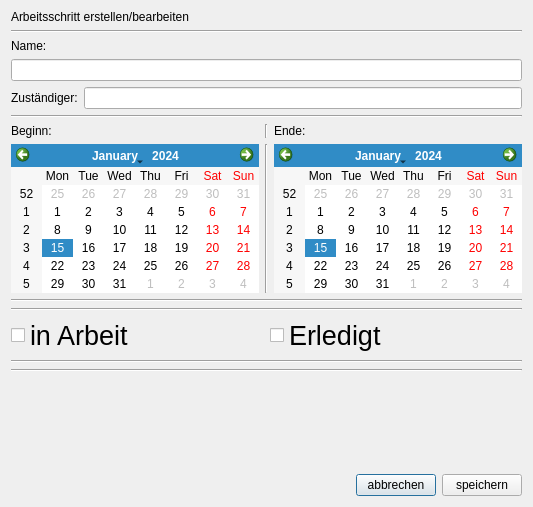
This is processdialog.ui in kkegel/WorkFlow as Qt 5 draws it before an edit. The edited form follows.
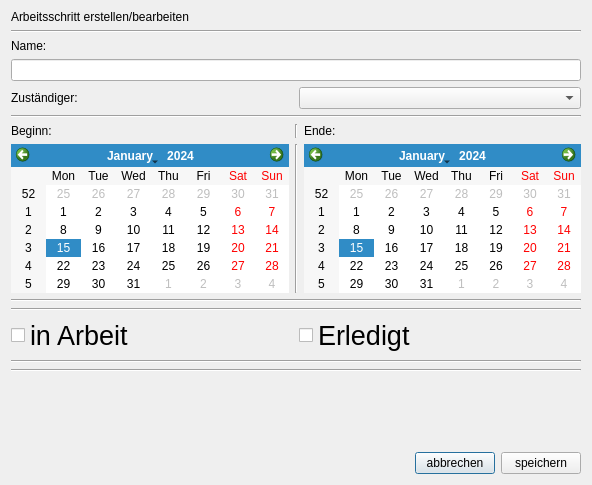
This is the edited form.

Diff of the .ui file:
```diff
--- a/processdialog.ui
+++ b/processdialog.ui
@@ -6,8 +6,8 @@
    <rect>
     <x>0</x>
     <y>0</y>
-    <width>531</width>
-    <height>507</height>
+    <width>592</width>
+    <height>485</height>
    </rect>
   </property>
   <property name="windowTitle">
@@ -54,7 +54,7 @@
       </widget>
      </item>
      <item>
-      <widget class="QLineEdit" name="input_responsible"/>
+      <widget class="QComboBox" name="cb_responsible"/>
      </item>
     </layout>
    </item>
```
